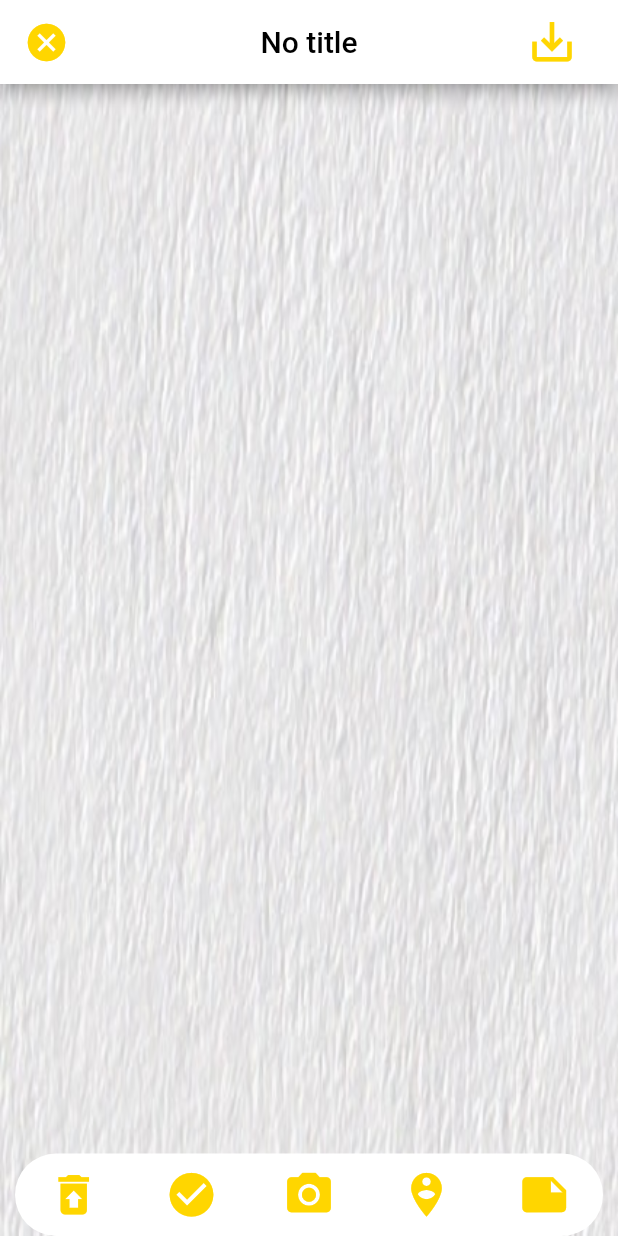
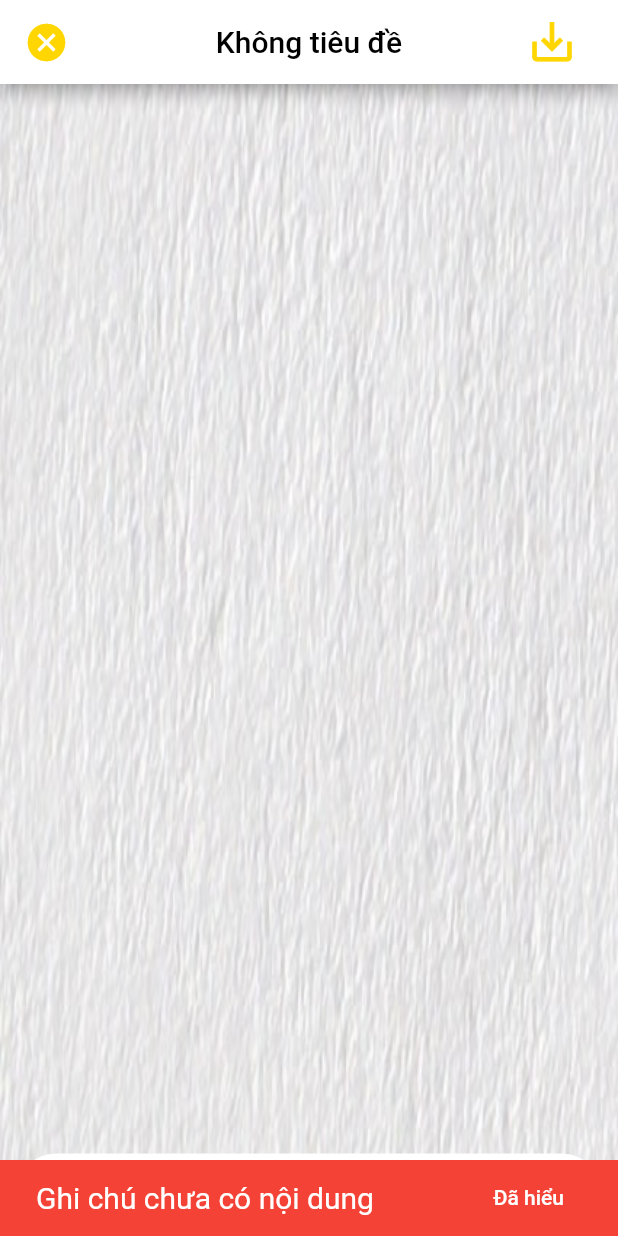
Before and after one commit to chuhuy/noteapp, a Flutter app: the NoteScreen screen opened directly, after a tap on the "save alt" icon, on a phone screen of 412 x 824 dp. Run offline on Flutter 3.47's test engine with Material 2 defaults, Android fonts, the phone set to English and light mode, and no system bars; our stand-ins replace shared_preferences; missing offline and left inert: quick_actions; accounts and stored records are empty.

Commit message:
Update note

```diff
--- a/lib/model/Note.dart
+++ b/lib/model/Note.dart
@@ -1,14 +1,16 @@
 import 'package:flutter/material.dart';
 
 class Note{
+  int id;
   String title = "";
   String content = "";
   String timeCreated;
   String username = "";
 
-  Note({this.title, @required this.content, @required this.timeCreated, this.username});
+  Note({this.title, @required this.content, @required this.timeCreated, this.username, @required this.id});
 
   Map<String, dynamic> toJson() => {
+  'id': id,
   'title': title,
   'content': content,
   'username': username,
@@ -16,7 +18,8 @@ class Note{
   };
 
   Note.fromJson(Map<String, dynamic> json)
-    : title = json['title'],
+    : id = json['id'],
+      title = json['title'],
       content = json['content'],
       username = json['username'],
       timeCreated = json['created'];
--- a/lib/view/NoteScreen.dart
+++ b/lib/view/NoteScreen.dart
@@ -1,14 +1,15 @@
 
+import 'package:flutter/cupertino.dart';
 import 'package:flutter/material.dart';
 import 'package:noteapp/controller/NoteController.dart';
 import 'package:noteapp/model/Note.dart';
-import 'package:noteapp/view/widget/NoteItem.dart';
+import 'package:noteapp/view/widget/SnackBarNotifier.dart';
 
 class NoteScreen extends StatefulWidget {
-  String title = "No title";
+  String title = "Không tiêu đề";
   String content = "";
-
-  NoteScreen({this.title, this.content});
+  int id = -1;
+  NoteScreen({this.title, this.content, @required this.id});
 
   @override
   _NoteScreenState createState() => _NoteScreenState();
@@ -16,20 +17,23 @@ class NoteScreen extends StatefulWidget {
 
 class _NoteScreenState extends State<NoteScreen> {
 
-  TextEditingController contentController = new TextEditingController();
-
+  final GlobalKey<ScaffoldState> _scaffoldKey = new GlobalKey<ScaffoldState>();
+  TextEditingController _contentController = new TextEditingController();
+  TextEditingController _titleController = new TextEditingController();
+  int id;
 
   void initState(){
     super.initState();
-
-    contentController.text = widget.content;
+    id = widget.id;
+    print(id.toString());
+    _contentController.text = widget.content;
   }
 
   @override
   Widget build(BuildContext context) {
     double scrWidth = MediaQuery.of(context).size.width;
     return Scaffold(
-
+      key: _scaffoldKey,
       appBar: AppBar(
         title: Text(widget.title,
           style: TextStyle(
@@ -51,9 +55,50 @@ class _NoteScreenState extends State<NoteScreen> {
             FlatButton(
               //Save note to local storage
               onPressed: () {
-                Note note = new Note(title: "My new note", content: contentController.text, timeCreated: DateTime.now().toString(), username: "HuyChu");
+                if(_contentController.text == "") SnackBarNotifier.showSnackBar(_scaffoldKey, "Ghi chú chưa có nội dung", Colors.red);
+                else
+                showDialog(
+                  context: context,
+                  builder: (BuildContext context) => new CupertinoAlertDialog(
+                    title: new Text("Nhập tên ghi chú"),
+                    content: Container(
+                      margin: EdgeInsets.only(
+                        top: 15
+                      ),
+                      child: CupertinoTextField(
+                        controller: _titleController,
+                        style: TextStyle(
+                          color: Colors.white
+                        ),
+                      ),
+                    ),
+                    actions: <Widget> [
+                      FlatButton(
+                        child: new Text("Xong",
+                          style: TextStyle(
+                            color: Colors.white
+                          ),
+                        ),
+                        onPressed: (){
+                          Note note = new Note(title: _titleController.text ?? "Không tiêu đề", content: _contentController.text, timeCreated: DateTime.now().toString(), username: "HuyChu", id: id);
+                          if(id == -1) NoteController.saveNoteToLocalStorage(note);
+                          else NoteController.updateNoteWithID(note, id.toString());
 
-                NoteController.saveNoteToLocalStorage(note);
+                          Navigator.pop(context);
+                        },
+                      ),
+                      FlatButton(
+                        child: new Text("Huỷ",
+                          style: TextStyle(
+                            color: Colors.white
+                          ),
+                        ),
+                        onPressed: (){
+                          Navigator.pop(context);
+                        },
+                      )
+                    ])
+                );
               },
               child: Icon(Icons.save_alt,
               color: Colors.yellowAccent[700],
@@ -76,7 +121,7 @@ class _NoteScreenState extends State<NoteScreen> {
               ),
               width: scrWidth,
               child: TextField(
-                controller: contentController,
+                controller: _contentController,
                 decoration: InputDecoration(
                   border: InputBorder.none
                 ),
@@ -165,6 +210,7 @@ class _NoteScreenState extends State<NoteScreen> {
           )
         ],
       )
+
     );
   }
 }
--- /dev/null
+++ b/lib/view/widget/SnackBarNotifier.dart
@@ -0,0 +1,24 @@
+import 'package:flutter/material.dart';
+
+class SnackBarNotifier{
+
+  static void showSnackBar(GlobalKey<ScaffoldState> scaffoldKey, String value, Color color){
+    scaffoldKey.currentState.showSnackBar(
+      new SnackBar(
+        backgroundColor: color,
+        content: Text(value,
+          style: TextStyle(
+            fontSize: 20
+          ),
+        ),
+        action: SnackBarAction(
+          textColor: Colors.white,
+          label: "Đã hiểu",
+          onPressed: (){
+            scaffoldKey.currentState.hideCurrentSnackBar();
+          },
+        ),
+      )
+    );
+  }
+}
```
Also changed, not shown: lib/Test.dart (deleted, +0 -18 lines), lib/controller/NoteController.dart (+21 -16 lines), lib/view/HomeScreen.dart (+13 -44 lines), lib/view/widget/NoteItem.dart (+43 -7 lines), lib/view/widget/QuickAction.dart (added, +33 -0 lines).
